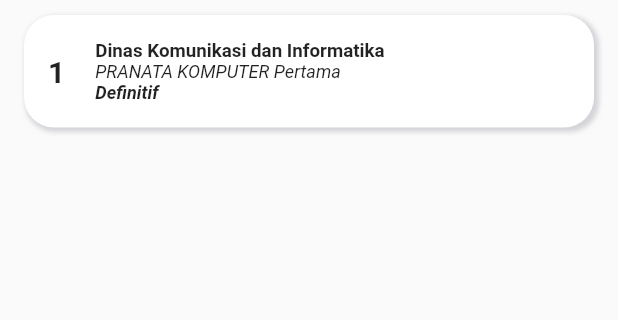
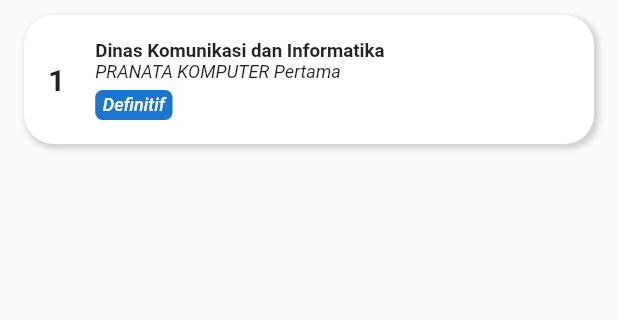
Before and after one commit to ZAZW27/eOffice, a Flutter app: the screen it shows after launch, on a phone screen of 412 x 824 dp, the part 201-521 px from its top. Run offline on Flutter 3.47's test engine with Material 2 defaults, Android fonts, the light colour scheme and no system bars; our stand-ins replace flutter_svg.

Commit message:
fix somethings

```diff
--- a/lib/pages/jabatan.dart
+++ b/lib/pages/jabatan.dart
@@ -131,14 +131,33 @@ class _mainBody extends StatelessWidget {
                                 fontSize: 12,
                               ),
                             ),
-                            Text(
+                            Row(
+                              children: [
+                                Container(
+                                  margin: EdgeInsets.only(top: 5),
+                                  decoration: BoxDecoration(
+                                    color: Colors.blue[700], // Set your desired background color here
+                                    borderRadius: BorderRadius.circular(5), // Optionally, add rounded corners
+                                  ),
+                                  child: Padding(
+                                    padding: const EdgeInsets.symmetric(horizontal: 5, vertical: 3),
+                                    child: Text(
                                       "Definitif",
                                       style: TextStyle(
-                                fontWeight: FontWeight.bold,
+                                        fontWeight: FontWeight.w500,
                                         fontStyle: FontStyle.italic,
                                         fontSize: 12,
+                                        color: Colors.white
                                       ),
                                     ),
+                                  ),
+                                ),
+                                SizedBox(
+                                  width: 5, // Adjust this value for right padding
+                                ),
+                              ],
+                            )
+
                           ],
                         ),
                       ),
```
Lines whose indentation alone changed are shown as unchanged.
